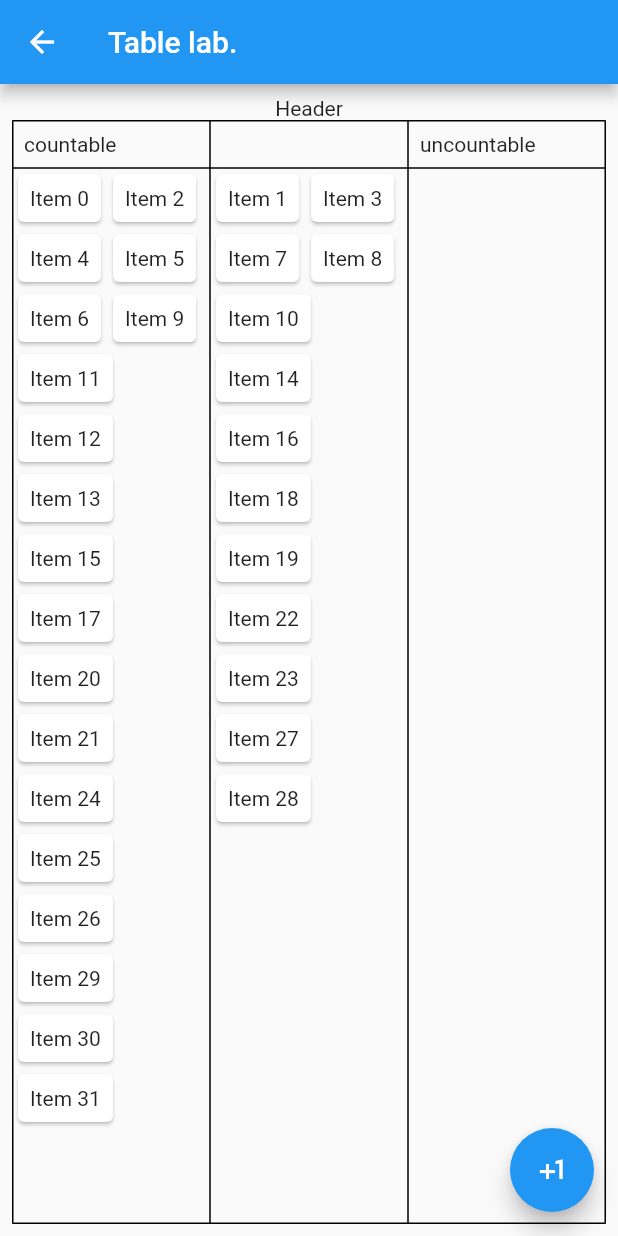
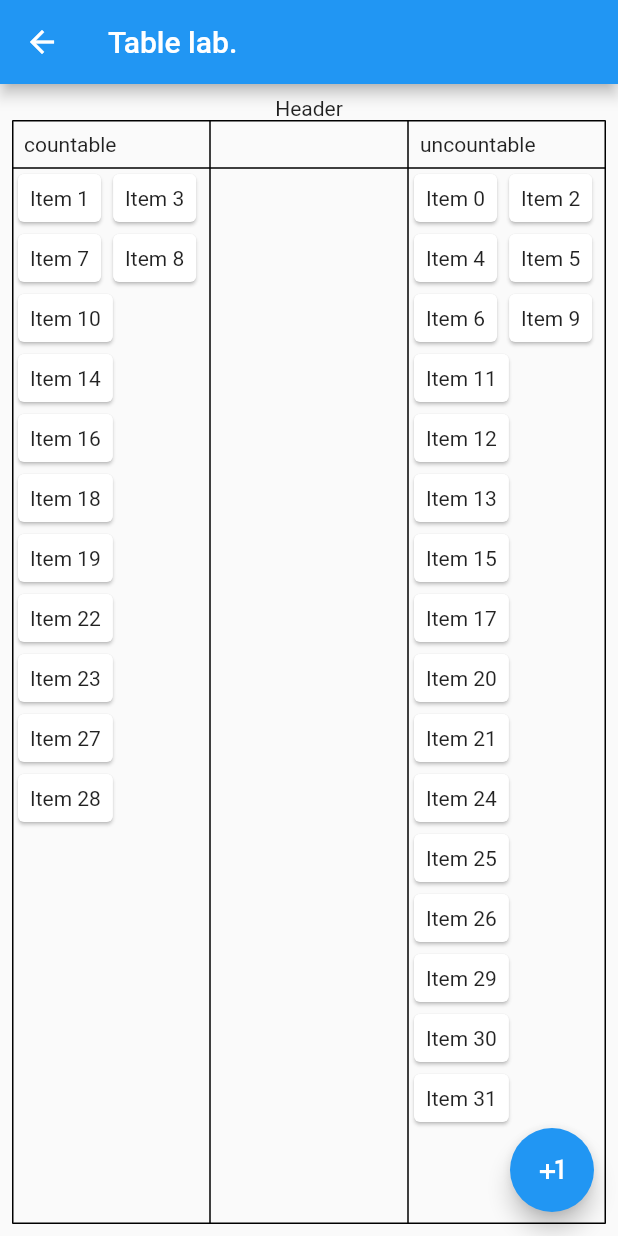
Before and after one commit to sldsrg/flutter_web_lab, a Flutter app: the TableLabPage screen opened directly, on a phone screen of 412 x 824 dp. Run offline on Flutter 3.47's test engine with Material 2 defaults, Android fonts, the phone set to English and light mode, and no system bars; missing offline and left inert: flutter_web.

Commit message:
add DragTarget to table lab

```diff
--- a/lib/table_lab.dart
+++ b/lib/table_lab.dart
@@ -10,6 +10,8 @@ class Item {
 
   Item(this.title, this.dismissed);
 }
+
+typedef Callback(Item item);
 
 class TableLabPage extends StatefulWidget {
   TableLabPage({
@@ -61,11 +63,13 @@ class _TableLabPageState extends State<TableLabPage> {
                       height: MediaQuery.of(context).size.height -
                           kToolbarHeight -
                           64.0,
-                      child: SingleChildScrollView(
-                        scrollDirection: Axis.vertical,
-                        child: Wrap(
-                          children: buildList(true),
-                        ),
+                      child: Acceptor(
+                        children: buildList(false),
+                        callback: (item) {
+                          setState(() {
+                            item.dismissed = false;
+                          });
+                        },
                       ),
                     ), //buildSingleChildScrollView(),
                   ),
@@ -74,15 +78,30 @@ class _TableLabPageState extends State<TableLabPage> {
                       height: MediaQuery.of(context).size.height -
                           kToolbarHeight -
                           64.0,
-                      child: SingleChildScrollView(
-                        scrollDirection: Axis.vertical,
-                        child: Wrap(
-                          children: buildList(false),
-                        ),
+                      child: Acceptor(
+                        children: buildList(null),
+                        callback: (item) {
+                          setState(() {
+                            item.dismissed = null;
+                          });
+                        },
                       ),
                     ), //buildSingleChildScrollView(),
                   ),
-                  TableCell(child: Container()),
+                  TableCell(
+                      child: SizedBox(
+                    height: MediaQuery.of(context).size.height -
+                        kToolbarHeight -
+                        64.0,
+                    child: Acceptor(
+                      children: buildList(true),
+                      callback: (item) {
+                        setState(() {
+                          item.dismissed = true;
+                        });
+                      },
+                    ),
+                  )),
                 ])
               ]),
             ],
@@ -93,7 +112,7 @@ class _TableLabPageState extends State<TableLabPage> {
         child: Icon(Icons.plus_one),
         onPressed: () {
           setState(() {
-            items.add(Item('Item ${items.length}', rnd.nextBool()));
+            items.add(Item('Item ${items.length}', null));
           });
         },
       ),
@@ -115,6 +134,7 @@ class _TableLabPageState extends State<TableLabPage> {
         .where((item) => item.dismissed == flag)
         .map(
           (item) => Draggable(
+                data: item,
                 affinity: Axis.horizontal,
                 feedback: Card(
                   child: Padding(
@@ -133,3 +153,65 @@ class _TableLabPageState extends State<TableLabPage> {
         .toList();
   }
 }
+
+class Acceptor extends StatefulWidget {
+  final List<Widget> children;
+  final Callback callback;
+
+  const Acceptor({
+    Key key,
+    this.children,
+    this.callback,
+  }) : super(key: key);
+
+  @override
+  _AcceptorState createState() => _AcceptorState();
+}
+
+class _AcceptorState extends State<Acceptor> {
+  bool _active;
+
+  @override
+  void initState() {
+    super.initState();
+    _active = false;
+  }
+
+  @override
+  Widget build(BuildContext context) {
+    return DragTarget(
+      builder: (
+        BuildContext context,
+        List candidateData,
+        List rejectedData,
+      ) {
+        return Container(
+          color: _active ? Colors.yellow[100] : null,
+          child: SingleChildScrollView(
+            scrollDirection: Axis.vertical,
+            child: Wrap(
+              children: widget.children,
+            ),
+          ),
+        );
+      },
+      onWillAccept: (data) {
+        setState(() {
+          _active = true;
+        });
+        return true;
+      },
+      onLeave: (data) {
+        setState(() {
+          _active = false;
+        });
+      },
+      onAccept: (Item data) {
+        widget.callback(data);
+        setState(() {
+          _active = false;
+        });
+      },
+    );
+  }
+}
```
